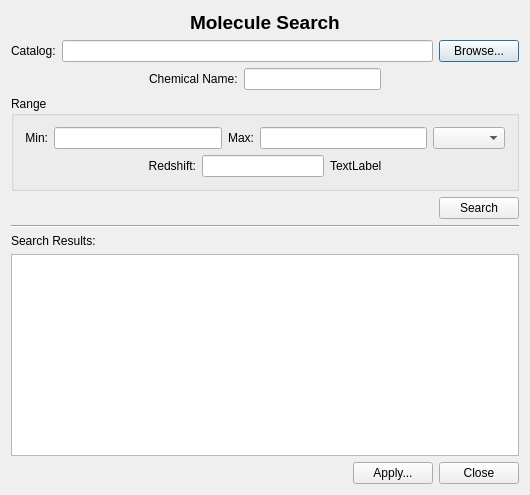
Old version of the form code/display/QtPlotter/SearchMoleculesDialog.ui in the repository radio-astro/casa.
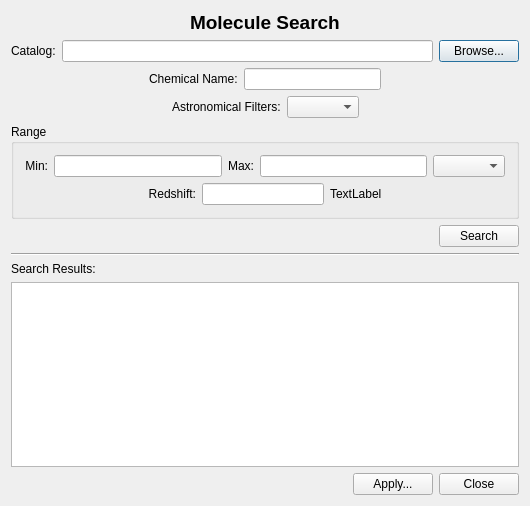
New version of the form.

```diff
--- a/code/display/QtPlotter/SearchMoleculesDialog.ui
+++ b/code/display/QtPlotter/SearchMoleculesDialog.ui
@@ -7,7 +7,7 @@
     <x>0</x>
     <y>0</y>
     <width>530</width>
-    <height>495</height>
+    <height>506</height>
    </rect>
   </property>
   <property name="windowTitle">
@@ -140,6 +140,46 @@
      </item>
     </layout>
    </item>
+   <item>
+    <layout class="QHBoxLayout" name="horizontalLayout_8">
+     <item>
+      <spacer name="horizontalSpacer_9">
+       <property name="orientation">
+        <enum>Qt::Horizontal</enum>
+       </property>
+       <property name="sizeHint" stdset="0">
+        <size>
+         <width>40</width>
+         <height>20</height>
+        </size>
+       </property>
+      </spacer>
+     </item>
+     <item>
+      <widget class="QLabel" name="label">
+       <property name="text">
+        <string>Astronomical Filters:</string>
+       </property>
+      </widget>
+     </item>
+     <item>
+      <widget class="QComboBox" name="astronomicalFilterComboBox"/>
+     </item>
+     <item>
+      <spacer name="horizontalSpacer_10">
+       <property name="orientation">
+        <enum>Qt::Horizontal</enum>
+       </property>
+       <property name="sizeHint" stdset="0">
+        <size>
+         <width>40</width>
+         <height>20</height>
+        </size>
+       </property>
+      </spacer>
+     </item>
+    </layout>
+   </item>
    <item>
     <widget class="QGroupBox" name="rangeGroupBox">
      <property name="title">
```
